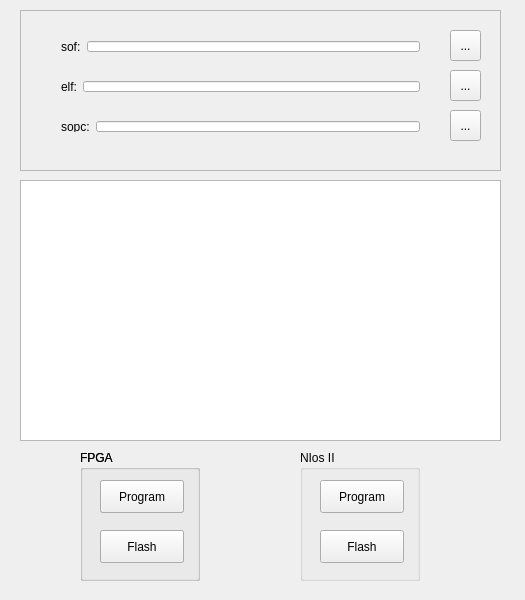
This is pfpga/mainwindow.ui in Frefreak/pfpga as Qt 5 draws it before an edit. The edited form follows.
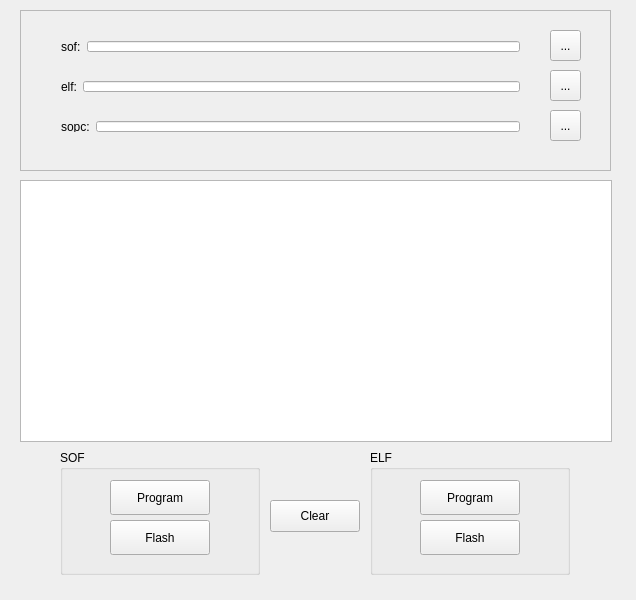
This is the edited form.

Commit message: All done. Fine tuning remains... Also added the shell script get called by Qt program.

Patch:
```diff
--- a/pfpga/mainwindow.ui
+++ b/pfpga/mainwindow.ui
@@ -6,7 +6,7 @@
    <rect>
     <x>0</x>
     <y>0</y>
-    <width>525</width>
+    <width>636</width>
     <height>600</height>
    </rect>
   </property>
@@ -19,7 +19,7 @@
      <rect>
       <x>20</x>
       <y>10</y>
-      <width>481</width>
+      <width>591</width>
       <height>161</height>
      </rect>
     </property>
@@ -34,7 +34,7 @@
       <rect>
        <x>30</x>
        <y>20</y>
-       <width>381</width>
+       <width>481</width>
        <height>33</height>
       </rect>
      </property>
@@ -47,7 +47,11 @@
        </widget>
       </item>
       <item row="0" column="1">
-       <widget class="QLineEdit" name="sofLineEdit"/>
+       <widget class="QLineEdit" name="sofLineEdit">
+        <property name="readOnly">
+         <bool>true</bool>
+        </property>
+       </widget>
       </item>
      </layout>
     </widget>
@@ -56,7 +60,7 @@
       <rect>
        <x>30</x>
        <y>60</y>
-       <width>381</width>
+       <width>481</width>
        <height>33</height>
       </rect>
      </property>
@@ -69,14 +73,18 @@
        </widget>
       </item>
       <item row="0" column="1">
-       <widget class="QLineEdit" name="elfLineEdit"/>
+       <widget class="QLineEdit" name="elfLineEdit">
+        <property name="readOnly">
+         <bool>true</bool>
+        </property>
+       </widget>
       </item>
      </layout>
     </widget>
     <widget class="QToolButton" name="sofButton">
      <property name="geometry">
       <rect>
-       <x>430</x>
+       <x>530</x>
        <y>20</y>
        <width>31</width>
        <height>31</height>
@@ -89,7 +97,7 @@
     <widget class="QToolButton" name="elfButton">
      <property name="geometry">
       <rect>
-       <x>430</x>
+       <x>530</x>
        <y>60</y>
        <width>31</width>
        <height>31</height>
@@ -102,7 +110,7 @@
     <widget class="QToolButton" name="sopcButton">
      <property name="geometry">
       <rect>
-       <x>430</x>
+       <x>530</x>
        <y>100</y>
        <width>31</width>
        <height>31</height>
@@ -117,7 +125,7 @@
       <rect>
        <x>30</x>
        <y>100</y>
-       <width>381</width>
+       <width>481</width>
        <height>33</height>
       </rect>
      </property>
@@ -130,7 +138,11 @@
        </widget>
       </item>
       <item>
-       <widget class="QLineEdit" name="sopcLineEdit"/>
+       <widget class="QLineEdit" name="sopcLineEdit">
+        <property name="readOnly">
+         <bool>true</bool>
+        </property>
+       </widget>
       </item>
      </layout>
     </widget>
@@ -140,113 +152,44 @@
      <rect>
       <x>20</x>
       <y>180</y>
-      <width>481</width>
-      <height>261</height>
+      <width>592</width>
+      <height>262</height>
      </rect>
     </property>
+    <property name="minimumSize">
+     <size>
+      <width>80</width>
+      <height>0</height>
+     </size>
+    </property>
     <property name="font">
      <font>
       <family>Fantasque Sans Mono</family>
      </font>
     </property>
-   </widget>
-   <widget class="QGroupBox" name="groupBox">
-    <property name="geometry">
-     <rect>
-      <x>80</x>
-      <y>450</y>
-      <width>120</width>
-      <height>131</height>
-     </rect>
+    <property name="readOnly">
+     <bool>true</bool>
     </property>
-    <property name="title">
-     <string>FPGA</string>
-    </property>
-    <widget class="QPushButton" name="pushButton_2">
-     <property name="geometry">
-      <rect>
-       <x>20</x>
-       <y>80</y>
-       <width>84</width>
-       <height>33</height>
-      </rect>
-     </property>
-     <property name="text">
-      <string>Flash</string>
-     </property>
-    </widget>
-    <widget class="QPushButton" name="pushButton">
-     <property name="geometry">
-      <rect>
-       <x>20</x>
-       <y>30</y>
-       <width>84</width>
-       <height>33</height>
-      </rect>
-     </property>
-     <property name="text">
-      <string>Program</string>
-     </property>
-    </widget>
-    <widget class="QGroupBox" name="groupBox_2">
-     <property name="geometry">
-      <rect>
-       <x>0</x>
-       <y>0</y>
-       <width>120</width>
-       <height>131</height>
-      </rect>
-     </property>
-     <property name="title">
-      <string>FPGA</string>
-     </property>
-     <widget class="QPushButton" name="flash_fpga">
-      <property name="geometry">
-       <rect>
-        <x>20</x>
-        <y>80</y>
-        <width>84</width>
-        <height>33</height>
-       </rect>
-      </property>
-      <property name="text">
-       <string>Flash</string>
-      </property>
-     </widget>
-     <widget class="QPushButton" name="program_fpga">
-      <property name="geometry">
-       <rect>
-        <x>20</x>
-        <y>30</y>
-        <width>84</width>
-        <height>33</height>
-       </rect>
-      </property>
-      <property name="text">
-       <string>Program</string>
-      </property>
-     </widget>
-    </widget>
    </widget>
    <widget class="QGroupBox" name="groupBox_3">
     <property name="geometry">
      <rect>
-      <x>300</x>
+      <x>370</x>
       <y>450</y>
-      <width>120</width>
-      <height>131</height>
+      <width>200</width>
+      <height>125</height>
      </rect>
     </property>
     <property name="title">
-     <string>NIos II</string>
+     <string>ELF</string>
     </property>
     <widget class="QPushButton" name="flash_nios">
      <property name="geometry">
       <rect>
-       <x>20</x>
-       <y>80</y>
-       <width>84</width>
-       <height>33</height>
+       <x>50</x>
+       <y>70</y>
+       <width>100</width>
+       <height>35</height>
       </rect>
      </property>
      <property name="text">
@@ -256,10 +199,10 @@
     <widget class="QPushButton" name="program_nios">
      <property name="geometry">
       <rect>
-       <x>20</x>
+       <x>50</x>
        <y>30</y>
-       <width>84</width>
-       <height>33</height>
+       <width>100</width>
+       <height>35</height>
       </rect>
      </property>
      <property name="text">
@@ -267,6 +210,58 @@
      </property>
     </widget>
    </widget>
+   <widget class="QGroupBox" name="groupBox_2">
+    <property name="geometry">
+     <rect>
+      <x>60</x>
+      <y>450</y>
+      <width>200</width>
+      <height>125</height>
+     </rect>
+    </property>
+    <property name="title">
+     <string>SOF</string>
+    </property>
+    <widget class="QPushButton" name="program_fpga">
+     <property name="geometry">
+      <rect>
+       <x>50</x>
+       <y>30</y>
+       <width>100</width>
+       <height>35</height>
+      </rect>
+     </property>
+     <property name="text">
+      <string>Program</string>
+     </property>
+    </widget>
+    <widget class="QPushButton" name="flash_fpga">
+     <property name="geometry">
+      <rect>
+       <x>50</x>
+       <y>70</y>
+       <width>100</width>
+       <height>35</height>
+      </rect>
+     </property>
+     <property name="text">
+      <string>Flash</string>
+     </property>
+    </widget>
+   </widget>
+   <widget class="QPushButton" name="clearButton">
+    <property name="geometry">
+     <rect>
+      <x>270</x>
+      <y>500</y>
+      <width>90</width>
+      <height>32</height>
+     </rect>
+    </property>
+    <property name="text">
+     <string>Clear</string>
+    </property>
+   </widget>
   </widget>
  </widget>
  <layoutdefault spacing="6" margin="11"/>
```
The commit also changes 10 other files.
